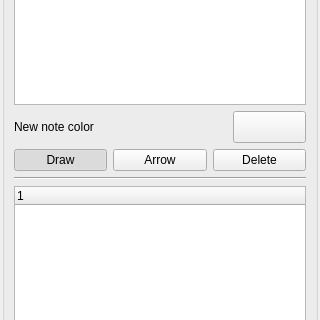
Before: the Qt Designer form plugins/Notes/notespluginpanel.ui in SindenDev/3dimviewer, drawn with Qt 5; both pictures show x 0 to 320 and y 140 to 460 of the 320 by 673 pixel window.
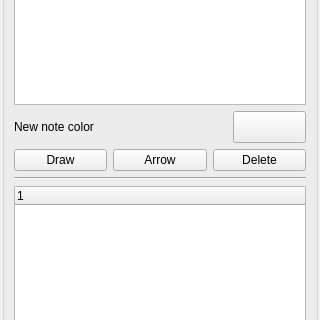
After: the same form once the commit is applied. Icons and pictures are not drawn.

```diff
--- a/plugins/Notes/notespluginpanel.ui
+++ b/plugins/Notes/notespluginpanel.ui
@@ -171,12 +171,6 @@
           <property name="checkable">
            <bool>true</bool>
           </property>
-          <property name="checked">
-           <bool>true</bool>
-          </property>
-          <property name="autoExclusive">
-           <bool>true</bool>
-          </property>
          </widget>
         </item>
         <item>
```
Left out of the diff: 23 changed lines with no effect on the pictures.
